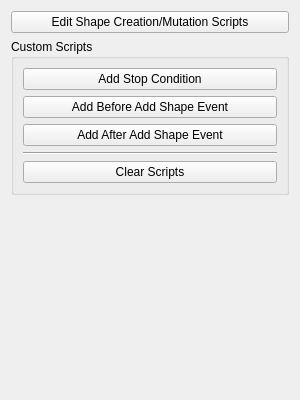
Before: the Qt Designer form geometrize/dialog/imagetaskscriptingwidget.ui in Tw1ddle/geometrize, drawn with Qt 5.
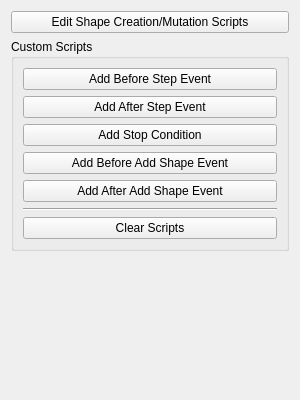
After: the same form once the commit is applied.

Commit message: Add before/after step scripting callbacks

```diff
--- a/geometrize/dialog/imagetaskscriptingwidget.ui
+++ b/geometrize/dialog/imagetaskscriptingwidget.ui
@@ -29,6 +29,20 @@
      <layout class="QVBoxLayout" name="verticalLayout">
       <item>
        <layout class="QVBoxLayout" name="verticalLayout_2">
+        <item>
+         <widget class="QPushButton" name="addBeforeStepEvent">
+          <property name="text">
+           <string>Add Before Step Event</string>
+          </property>
+         </widget>
+        </item>
+        <item>
+         <widget class="QPushButton" name="addAfterStepEvent">
+          <property name="text">
+           <string>Add After Step Event</string>
+          </property>
+         </widget>
+        </item>
         <item>
          <widget class="QPushButton" name="addStopConditionButton">
           <property name="text">
```
The commit also changes 3 other files.
